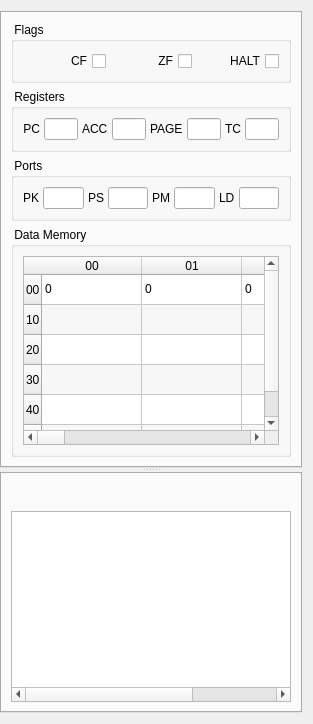
Before: the Qt Designer form ui/MSM50XX.ui in azya52/BrickEmuPy, drawn with Qt 5.
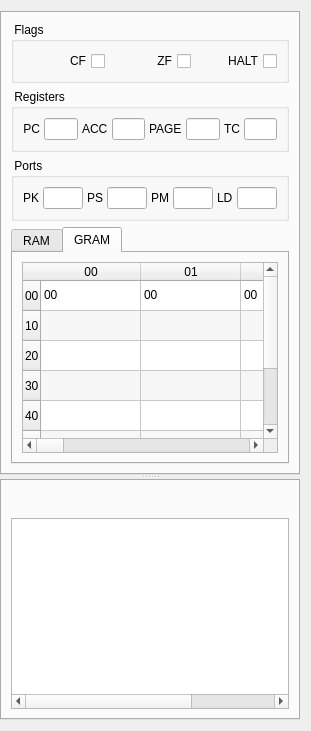
After: the same form once the commit is applied. The open tabs and pages were chosen to show the change. Icons and pictures are not drawn.

```diff
--- a/ui/MSM50XX.ui
+++ b/ui/MSM50XX.ui
@@ -369,16 +369,15 @@
                 </widget>
               </item>
               <item row="4" column="0">
-                <widget class="QGroupBox" name="groupBox">
-                <property name="sizePolicy">
-                  <sizepolicy hsizetype="Preferred" vsizetype="Preferred">
-                  <horstretch>0</horstretch>
-                  <verstretch>0</verstretch>
-                  </sizepolicy>
-                </property>
-                <property name="title">
-                  <string> Data Memory </string>
-                </property>
+                <widget class="QTabWidget" name="memTabWidget">
+                  <property name="currentIndex">
+                    <number>0</number>
+                  </property>
+
+                  <widget class="QWidget" name="tabRAM">
+                    <attribute name="title">
+                      <string>RAM</string>
+                    </attribute>
                 <layout class="QVBoxLayout" name="verticalLayout_3">
                   <item>
                     <widget class="QTableWidget" name="ramDataTable">
@@ -436,6 +435,16 @@
                         <string>50</string>
                       </property>
                       </row>
+                          <row>
+                          <property name="text">
+                            <string>60</string>
+                          </property>
+                          </row>
+                          <row>
+                          <property name="text">
+                            <string>70</string>
+                          </property>
+                          </row>
                       <column>
                       <property name="text">
                         <string>00</string>
@@ -676,9 +685,294 @@
                       <item row="5" column="13"/>
                       <item row="5" column="14"/>
                       <item row="5" column="15"/>
+                          <item row="6" column="0"/>
+                          <item row="6" column="1"/>
+                          <item row="6" column="2"/>
+                          <item row="6" column="3"/>
+                          <item row="6" column="4"/>
+                          <item row="6" column="5"/>
+                          <item row="6" column="6"/>
+                          <item row="6" column="7"/>
+                          <item row="6" column="8"/>
+                          <item row="6" column="9"/>
+                          <item row="6" column="10"/>
+                          <item row="6" column="11"/>
+                          <item row="6" column="12"/>
+                          <item row="6" column="13"/>
+                          <item row="6" column="14"/>
+                          <item row="6" column="15"/>
+                          <item row="7" column="0"/>
+                          <item row="7" column="1"/>
+                          <item row="7" column="2"/>
+                          <item row="7" column="3"/>
+                          <item row="7" column="4"/>
+                          <item row="7" column="5"/>
+                          <item row="7" column="6"/>
+                          <item row="7" column="7"/>
+                          <item row="7" column="8"/>
+                          <item row="7" column="9"/>
+                          <item row="7" column="10"/>
+                          <item row="7" column="11"/>
+                          <item row="7" column="12"/>
+                          <item row="7" column="13"/>
+                          <item row="7" column="14"/>
+                          <item row="7" column="15"/>
                     </widget>
                   </item>
                 </layout>
+                  </widget>
+
+                  <widget class="QWidget" name="tabGRAM">
+                    <attribute name="title">
+                      <string>GRAM</string>
+                    </attribute>
+                    <layout class="QVBoxLayout" name="verticalLayout_3">
+                      <item>
+                        <widget class="QTableWidget" name="gramDataTable">
+                          <property name="key" stdset="0">
+                            <string>GRAM</string>
+                          </property>
+                          <property name="type" stdset="0">
+                            <string>table</string>
+                          </property>
+                          <property name="mask" stdset="0">
+                            <string>%0.2X</string>
+                          </property>
+                          <property name="alternatingRowColors">
+                          <bool>true</bool>
+                          </property>
+                          <property name="selectionMode">
+                          <enum>QAbstractItemView::NoSelection</enum>
+                          </property>
+                          <property name="columnCount">
+                            <number>16</number>
+                          </property>
+                          <attribute name="horizontalHeaderMinimumSectionSize">
+                          <number>0</number>
+                          </attribute>
+                          <attribute name="verticalHeaderMinimumSectionSize">
+                          <number>0</number>
+                          </attribute>
+                          <row>
+                          <property name="text">
+                            <string>00</string>
+                          </property>
+                          </row>
+                          <row>
+                          <property name="text">
+                            <string>10</string>
+                          </property>
+                          </row>
+                          <row>
+                          <property name="text">
+                            <string>20</string>
+                          </property>
+                          </row>
+                          <row>
+                          <property name="text">
+                            <string>30</string>
+                          </property>
+                          </row>
+                          <row>
+                          <property name="text">
+                            <string>40</string>
+                          </property>
+                          </row>
+                          <row>
+                          <property name="text">
+                            <string>50</string>
+                          </property>
+                          </row>
+                          <row>
+                          <property name="text">
+                            <string>60</string>
+                          </property>
+                          </row>
+                          <row>
+                          <property name="text">
+                            <string>70</string>
+                          </property>
+                          </row>
+                          <column>
+                          <property name="text">
+                            <string>00</string>
+                          </property>
+                          </column>
+                          <column>
+                          <property name="text">
+                            <string>01</string>
+                          </property>
+                          </column>
+                          <column>
+                          <property name="text">
+                            <string>02</string>
+                          </property>
+                          </column>
+                          <column>
+                          <property name="text">
+                            <string>03</string>
+                          </property>
+                          </column>
+                          <column>
+                          <property name="text">
+                            <string>04</string>
+                          </property>
+                          </column>
+                          <column>
+                          <property name="text">
+                            <string>05</string>
+                          </property>
+                          </column>
+                          <column>
+                          <property name="text">
+                            <string>06</string>
+                          </property>
+                          </column>
+                          <column>
+                          <property name="text">
+                            <string>07</string>
+                          </property>
+                          </column>
+                          <column>
+                          <property name="text">
+                            <string>08</string>
+                          </property>
+                          </column>
+                          <column>
+                          <property name="text">
+                            <string>09</string>
+                          </property>
+                          </column>
+                          <column>
+                          <property name="text">
+                            <string>0A</string>
+                          </property>
+                          </column>
+                          <column>
+                          <property name="text">
+                            <string>0B</string>
+                          </property>
+                          </column>
+                          <column>
+                          <property name="text">
+                            <string>0C</string>
+                          </property>
+                          </column>
+                          <column>
+                          <property name="text">
+                            <string>0D</string>
+                          </property>
+                          </column>
+                          <column>
+                          <property name="text">
+                            <string>0E</string>
+                          </property>
+                          </column>
+                          <column>
+                          <property name="text">
+                            <string>0F</string>
+                          </property>
+                          </column>
+                          <item row="0" column="0">
+                          <property name="text">
+                            <string>00</string>
+                          </property>
+                          </item>
+                          <item row="0" column="1">
+                          <property name="text">
+                            <string>00</string>
+                          </property>
+                          </item>
+                          <item row="0" column="2">
+                          <property name="text">
+                            <string>00</string>
+                          </property>
+                          </item>
+                          <item row="0" column="3">
+                          <property name="text">
+                            <string>00</string>
+                          </property>
+                          </item>
+                          <item row="0" column="4">
+                          <property name="text">
+                            <string>00</string>
+                          </property>
+                          </item>
+                          <item row="0" column="5">
+                          <property name="text">
+                            <string>00</string>
+                          </property>
+                          </item>
+                          <item row="0" column="6">
+                          <property name="text">
+                            <string>00</string>
+                          </property>
+                          </item>
+                          <item row="0" column="7">
+                          <property name="text">
+                            <string>00</string>
+                          </property>
+                          </item>
+                          <item row="0" column="8">
+                          <property name="text">
+                            <string>00</string>
+                          </property>
+                          </item>
+                          <item row="0" column="9">
+                          <property name="text">
+                            <string>00</string>
+                          </property>
+                          </item>
+                          <item row="0" column="10">
+                          <property name="text">
+                            <string>00</string>
+                          </property>
+                          </item>
+                          <item row="0" column="11">
+                          <property name="text">
+                            <string>00</string>
+                          </property>
+                          </item>
+                          <item row="0" column="12">
+                          <property name="text">
+                            <string>00</string>
+                          </property>
+                          </item>
+                          <item row="0" column="13">
+                          <property name="text">
+                            <string>00</string>
+                          </property>
+                          </item>
+                          <item row="0" column="14">
+                          <property name="text">
+                            <string>00</string>
+                          </property>
+                          </item>
+                          <item row="0" column="15">
+                          <property name="text">
+                            <string>00</string>
+                          </property>
+                          </item>
+                          <item row="1" column="0"/>
+                          <item row="1" column="1"/>
+                          <item row="1" column="2"/>
+                          <item row="1" column="3"/>
+                          <item row="1" column="4"/>
+                          <item row="1" column="5"/>
+                          <item row="1" column="6"/>
+                          <item row="1" column="7"/>
+                          <item row="1" column="8"/>
+                          <item row="1" column="9"/>
+                          <item row="1" column="10"/>
+                          <item row="1" column="11"/>
+                          <item row="1" column="12"/>
+                          <item row="1" column="13"/>
+                          <item row="1" column="14"/>
+                          <item row="1" column="15"/>
+                        </widget>
+                      </item>
+                    </layout>
+                  </widget>
                 </widget>
               </item>
             </layout>
```
Left out of the diff: 8 changed lines with no effect on the pictures. Lines whose indentation alone changed are shown as unchanged.
